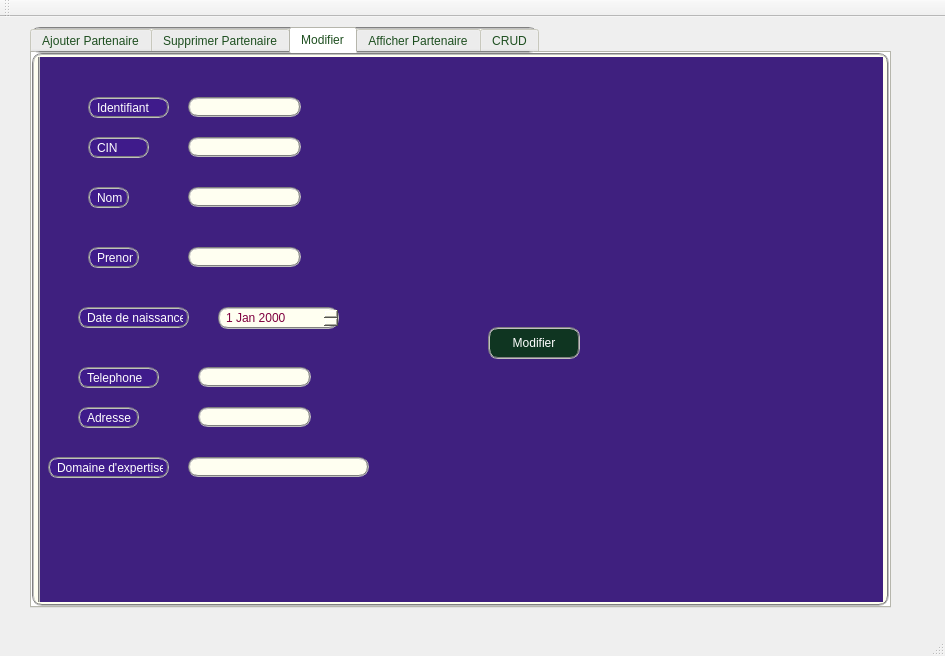
First picture: the form in mainwindow.ui, repository bigpapi111/Smart_event_planner, before the edit.
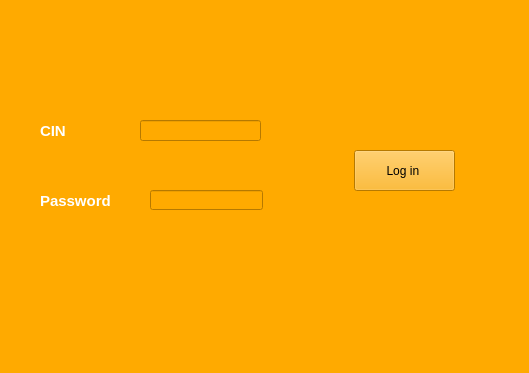
Second picture: the form after the edit. Icons and pictures are not drawn.

```diff
--- a/mainwindow.ui
+++ b/mainwindow.ui
@@ -6,776 +6,97 @@
    <rect>
     <x>0</x>
     <y>0</y>
-    <width>945</width>
-    <height>656</height>
+    <width>529</width>
+    <height>373</height>
    </rect>
   </property>
   <property name="windowTitle">
    <string>Gestion des Clients</string>
   </property>
+  <property name="styleSheet">
+   <string notr="true">background-color: rgb(179, 0, 27);
+background-color: rgb(255, 170, 0);</string>
+  </property>
   <widget class="QWidget" name="centralWidget">
-   <widget class="QTabWidget" name="Tabwighet">
+   <widget class="QPushButton" name="pushButton">
     <property name="geometry">
      <rect>
-      <x>30</x>
-      <y>10</y>
-      <width>861</width>
-      <height>581</height>
+      <x>354</x>
+      <y>150</y>
+      <width>101</width>
+      <height>41</height>
      </rect>
     </property>
+    <property name="text">
+     <string>Log in </string>
+    </property>
+   </widget>
+   <widget class="QLabel" name="label">
+    <property name="geometry">
+     <rect>
+      <x>40</x>
+      <y>120</y>
+      <width>61</width>
+      <height>21</height>
+     </rect>
+    </property>
+    <property name="font">
+     <font>
+      <pointsize>11</pointsize>
+      <weight>75</weight>
+      <bold>true</bold>
+     </font>
+    </property>
     <property name="styleSheet">
-     <string notr="true">color: rgb(85, 170, 127);
-background-color: rgb(47, 41, 125);
-background-color: rgb(20, 70, 29);
-    background-color: yellow;
-border-image: url(:/images/button-hover.png) 16; 
-color: rgb(30, 79, 32);
-    background-color: rgb(255, 255, 241);
-    selection-color: red
-;                                    
-    selection-background-color: rgb(191, 31, 127);
-    border: 2px groove gray;
-    border-radius: 10px;
-    padding: 2px 4px;</string>
+     <string notr="true">color: rgb(255, 255, 255);</string>
     </property>
-    <property name="currentIndex">
-     <number>2</number>
+    <property name="text">
+     <string>CIN</string>
     </property>
-    <widget class="QWidget" name="tab">
-     <attribute name="title">
-      <string>Ajouter Partenaire</string>
-     </attribute>
-     <widget class="QGroupBox" name="groupBox_2">
-      <property name="geometry">
-       <rect>
-        <x>0</x>
-        <y>0</y>
-        <width>861</width>
-        <height>561</height>
-       </rect>
-      </property>
-      <property name="styleSheet">
-       <string notr="true">background-color: rgb(85, 85, 255);
-color: rgb(255, 255, 255);</string>
-      </property>
-      <property name="title">
-       <string>Ajout</string>
-      </property>
-      <widget class="QLabel" name="label_4">
-       <property name="geometry">
-        <rect>
-         <x>20</x>
-         <y>40</y>
-         <width>47</width>
-         <height>14</height>
-        </rect>
-       </property>
-       <property name="styleSheet">
-        <string notr="true">color: rgb(255, 255, 255);</string>
-       </property>
-       <property name="text">
-        <string>Identifiant</string>
-       </property>
-      </widget>
-      <widget class="QLabel" name="label_5">
-       <property name="geometry">
-        <rect>
-         <x>20</x>
-         <y>130</y>
-         <width>47</width>
-         <height>14</height>
-        </rect>
-       </property>
-       <property name="styleSheet">
-        <string notr="true">color: rgb(255, 255, 255);</string>
-       </property>
-       <property name="text">
-        <string>Nom</string>
-       </property>
-      </widget>
-      <widget class="QLabel" name="label_6">
-       <property name="geometry">
-        <rect>
-         <x>20</x>
-         <y>190</y>
-         <width>47</width>
-         <height>14</height>
-        </rect>
-       </property>
-       <property name="styleSheet">
-        <string notr="true">color: rgb(255, 255, 255);</string>
-       </property>
-       <property name="text">
-        <string>Prenom</string>
-       </property>
-      </widget>
-      <widget class="QLineEdit" name="le_id">
-       <property name="geometry">
-        <rect>
-         <x>160</x>
-         <y>40</y>
-         <width>131</width>
-         <height>20</height>
-        </rect>
-       </property>
-       <property name="contextMenuPolicy">
-        <enum>Qt::DefaultContextMenu</enum>
-       </property>
-       <property name="styleSheet">
-        <string notr="true"/>
-       </property>
-      </widget>
-      <widget class="QLineEdit" name="le_nom">
-       <property name="geometry">
-        <rect>
-         <x>160</x>
-         <y>130</y>
-         <width>113</width>
-         <height>20</height>
-        </rect>
-       </property>
-       <property name="contextMenuPolicy">
-        <enum>Qt::DefaultContextMenu</enum>
-       </property>
-       <property name="text">
-        <string/>
-       </property>
-      </widget>
-      <widget class="QLineEdit" name="le_prenom">
-       <property name="geometry">
-        <rect>
-         <x>160</x>
-         <y>190</y>
-         <width>113</width>
-         <height>20</height>
-        </rect>
-       </property>
-      </widget>
-      <widget class="QPushButton" name="pb_ajouter">
-       <property name="geometry">
-        <rect>
-         <x>460</x>
-         <y>210</y>
-         <width>75</width>
-         <height>23</height>
-        </rect>
-       </property>
-       <property name="styleSheet">
-        <string notr="true">color: rgb(0, 170, 0);
-background-color: rgb(255, 255, 255);</string>
-       </property>
-       <property name="text">
-        <string>Ajouter</string>
-       </property>
-      </widget>
-      <widget class="QLineEdit" name="le_cin">
-       <property name="geometry">
-        <rect>
-         <x>160</x>
-         <y>80</y>
-         <width>161</width>
-         <height>20</height>
-        </rect>
-       </property>
-      </widget>
-      <widget class="QLabel" name="label_8">
-       <property name="geometry">
-        <rect>
-         <x>20</x>
-         <y>80</y>
-         <width>47</width>
-         <height>14</height>
-        </rect>
-       </property>
-       <property name="styleSheet">
-        <string notr="true">color: rgb(255, 255, 255);</string>
-       </property>
-       <property name="text">
-        <string>CIN</string>
-       </property>
-      </widget>
-      <widget class="QLabel" name="label_10">
-       <property name="geometry">
-        <rect>
-         <x>20</x>
-         <y>250</y>
-         <width>101</width>
-         <height>16</height>
-        </rect>
-       </property>
-       <property name="styleSheet">
-        <string notr="true">color: rgb(255, 255, 255);</string>
-       </property>
-       <property name="text">
-        <string>Date de naissance</string>
-       </property>
-      </widget>
-      <widget class="QDateEdit" name="le_datnais">
-       <property name="geometry">
-        <rect>
-         <x>160</x>
-         <y>240</y>
-         <width>110</width>
-         <height>22</height>
-        </rect>
-       </property>
-       <property name="styleSheet">
-        <string notr="true">background-color: rgb(0, 170, 0);</string>
-       </property>
-      </widget>
-      <widget class="QLabel" name="label_12">
-       <property name="geometry">
-        <rect>
-         <x>20</x>
-         <y>310</y>
-         <width>101</width>
-         <height>16</height>
-        </rect>
-       </property>
-       <property name="styleSheet">
-        <string notr="true">color: rgb(255, 255, 255);</string>
-       </property>
-       <property name="text">
-        <string>Telephone </string>
-       </property>
-      </widget>
-      <widget class="QLineEdit" name="le_num">
-       <property name="geometry">
-        <rect>
-         <x>160</x>
-         <y>310</y>
-         <width>131</width>
-         <height>20</height>
-        </rect>
-       </property>
-      </widget>
-      <widget class="QLabel" name="label_15">
-       <property name="geometry">
-        <rect>
-         <x>20</x>
-         <y>370</y>
-         <width>101</width>
-         <height>16</height>
-        </rect>
-       </property>
-       <property name="styleSheet">
-        <string notr="true">color: rgb(255, 255, 255);</string>
-       </property>
-       <property name="text">
-        <string>Adresse</string>
-       </property>
-      </widget>
-      <widget class="QLineEdit" name="le_adresse">
-       <property name="geometry">
-        <rect>
-         <x>160</x>
-         <y>370</y>
-         <width>151</width>
-         <height>20</height>
-        </rect>
-       </property>
-      </widget>
-      <widget class="QLabel" name="label_16">
-       <property name="geometry">
-        <rect>
-         <x>20</x>
-         <y>440</y>
-         <width>101</width>
-         <height>16</height>
-        </rect>
-       </property>
-       <property name="styleSheet">
-        <string notr="true">color: rgb(255, 255, 255);</string>
-       </property>
-       <property name="text">
-        <string>Domaine d'expertise</string>
-       </property>
-      </widget>
-      <widget class="QLineEdit" name="le_domaine">
-       <property name="geometry">
-        <rect>
-         <x>160</x>
-         <y>430</y>
-         <width>181</width>
-         <height>20</height>
-        </rect>
-       </property>
-      </widget>
-     </widget>
-    </widget>
-    <widget class="QWidget" name="tab_3">
-     <attribute name="title">
-      <string>Supprimer Partenaire</string>
-     </attribute>
-     <widget class="QLabel" name="label">
-      <property name="geometry">
-       <rect>
-        <x>70</x>
-        <y>70</y>
-        <width>47</width>
-        <height>14</height>
-       </rect>
-      </property>
-      <property name="styleSheet">
-       <string notr="true">color: rgb(255, 255, 255);
-background-color: rgb(85, 85, 255);</string>
-      </property>
-      <property name="text">
-       <string>Identifiant</string>
-      </property>
-     </widget>
-     <widget class="QLineEdit" name="le_id_supp">
-      <property name="geometry">
-       <rect>
-        <x>160</x>
-        <y>70</y>
-        <width>113</width>
-        <height>20</height>
-       </rect>
-      </property>
-      <property name="styleSheet">
-       <string notr="true">background-color: rgb(85, 85, 255);</string>
-      </property>
-     </widget>
-     <widget class="QPushButton" name="pb_supprimer">
-      <property name="geometry">
-       <rect>
-        <x>180</x>
-        <y>150</y>
-        <width>91</width>
-        <height>31</height>
-       </rect>
-      </property>
-      <property name="styleSheet">
-       <string notr="true">color: rgb(0, 170, 0);
-background-color: rgb(255, 255, 255);</string>
-      </property>
-      <property name="text">
-       <string>supprimer</string>
-      </property>
-     </widget>
-     <widget class="QGroupBox" name="groupBox">
-      <property name="geometry">
-       <rect>
-        <x>0</x>
-        <y>0</y>
-        <width>861</width>
-        <height>561</height>
-       </rect>
-      </property>
-      <property name="styleSheet">
-       <string notr="true">background-color: rgb(85, 85, 255);
-color: rgb(255, 255, 255);
-
-
-</string>
-      </property>
-      <property name="title">
-       <string>GroupBox</string>
-      </property>
-     </widget>
-     <zorder>groupBox</zorder>
-     <zorder>label</zorder>
-     <zorder>le_id_supp</zorder>
-     <zorder>pb_supprimer</zorder>
-    </widget>
-    <widget class="QWidget" name="tab_4">
-     <attribute name="title">
-      <string>Modifier</string>
-     </attribute>
-     <widget class="QLabel" name="label_2">
-      <property name="geometry">
-       <rect>
-        <x>50</x>
-        <y>40</y>
-        <width>81</width>
-        <height>21</height>
-       </rect>
-      </property>
-      <property name="styleSheet">
-       <string notr="true">color: rgb(255, 255, 255);
-background-color: rgb(63, 27, 139);</string>
-      </property>
-      <property name="text">
-       <string>Identifiant </string>
-      </property>
-     </widget>
-     <widget class="QLabel" name="label_3">
-      <property name="geometry">
-       <rect>
-        <x>50</x>
-        <y>130</y>
-        <width>41</width>
-        <height>21</height>
-       </rect>
-      </property>
-      <property name="styleSheet">
-       <string notr="true">color: rgb(255, 255, 255);
-background-color: rgb(63, 27, 139);</string>
-      </property>
-      <property name="text">
-       <string>Nom</string>
-      </property>
-     </widget>
-     <widget class="QLabel" name="label_7">
-      <property name="geometry">
-       <rect>
-        <x>50</x>
-        <y>190</y>
-        <width>51</width>
-        <height>21</height>
-       </rect>
-      </property>
-      <property name="styleSheet">
-       <string notr="true">color: rgb(255, 255, 255);
-background-color: rgb(63, 27, 139);</string>
-      </property>
-      <property name="text">
-       <string>Prenom</string>
-      </property>
-     </widget>
-     <widget class="QLineEdit" name="le_id_modif">
-      <property name="geometry">
-       <rect>
-        <x>150</x>
-        <y>40</y>
-        <width>113</width>
-        <height>20</height>
-       </rect>
-      </property>
-      <property name="styleSheet">
-       <string notr="true">color: #050505;
-background-color: rgb(20, 70, 29);
-    background-color: yellow;
-border-image: url(:/images/button-hover.png) 16; 
-color: rgb(127, 0, 63);
-    background-color: rgb(255, 255, 241);
-    selection-color: red
-;                                    
-    selection-background-color: rgb(191, 31, 127);
-    border: 2px groove gray;
-    border-radius: 10px;
-    padding: 2px 4px;</string>
-      </property>
-     </widget>
-     <widget class="QLineEdit" name="le_nom_modif">
-      <property name="geometry">
-       <rect>
-        <x>150</x>
-        <y>130</y>
-        <width>113</width>
-        <height>20</height>
-       </rect>
-      </property>
-      <property name="styleSheet">
-       <string notr="true">color: rgb(127, 0, 63);
-    background-color: rgb(255, 255, 241);
-    selection-color: white;                                    
-    selection-background-color: rgb(191, 31, 127);
-    border: 2px groove gray;
-    border-radius: 10px;
-    padding: 2px 4px;</string>
-      </property>
-     </widget>
-     <widget class="QLineEdit" name="le_prenom_modif">
-      <property name="geometry">
-       <rect>
-        <x>150</x>
-        <y>190</y>
-        <width>113</width>
-        <height>20</height>
-       </rect>
-      </property>
-      <property name="styleSheet">
-       <string notr="true">color: rgb(127, 0, 63);
-    background-color: rgb(255, 255, 241);
-    selection-color: white;                                    
-    selection-background-color: rgb(191, 31, 127);
-    border: 2px groove gray;
-    border-radius: 10px;
-    padding: 2px 4px;</string>
-      </property>
-     </widget>
-     <widget class="QPushButton" name="pb_modifier">
-      <property name="geometry">
-       <rect>
-        <x>450</x>
-        <y>270</y>
-        <width>92</width>
-        <height>32</height>
-       </rect>
-      </property>
-      <property name="styleSheet">
-       <string notr="true">
-
-color: rgb(255, 255, 255);
-background-color: rgb(26, 57, 40);
-    background-color: rgb(15, 53, 33);
-    selection-color: white;                                    
-    selection-background-color: rgb(191, 31, 127);
-    border: 2px groove gray;
-    border-radius: 10px;
-    padding: 2px 4px;</string>
-      </property>
-      <property name="text">
-       <string>Modifier</string>
-      </property>
-     </widget>
-     <widget class="QLabel" name="label_9">
-      <property name="geometry">
-       <rect>
-        <x>50</x>
-        <y>80</y>
-        <width>61</width>
-        <height>21</height>
-       </rect>
-      </property>
-      <property name="styleSheet">
-       <string notr="true">color: rgb(255, 255, 255);
-background-color: rgb(63, 27, 139);</string>
-      </property>
-      <property name="text">
-       <string>CIN</string>
-      </property>
-     </widget>
-     <widget class="QLineEdit" name="le_cin_modif">
-      <property name="geometry">
-       <rect>
-        <x>150</x>
-        <y>80</y>
-        <width>113</width>
-        <height>20</height>
-       </rect>
-      </property>
-      <property name="styleSheet">
-       <string notr="true">color: rgb(127, 0, 63);
-    background-color: rgb(255, 255, 241);
-    selection-color: white;                                    
-    selection-background-color: rgb(191, 31, 127);
-    border: 2px groove gray;
-    border-radius: 10px;
-    padding: 2px 4px;</string>
-      </property>
-     </widget>
-     <widget class="QDateEdit" name="le_datnaismodif">
-      <property name="geometry">
-       <rect>
-        <x>180</x>
-        <y>250</y>
-        <width>121</width>
-        <height>22</height>
-       </rect>
-      </property>
-      <property name="styleSheet">
-       <string notr="true">color: rgb(127, 0, 63);
-    background-color: rgb(255, 255, 241);
-    selection-color: white;                                    
-    selection-background-color: rgb(191, 31, 127);
-    border: 2px groove gray;
-    border-radius: 10px;
-    padding: 2px 4px;</string>
-      </property>
-     </widget>
-     <widget class="QLabel" name="label_13">
-      <property name="geometry">
-       <rect>
-        <x>40</x>
-        <y>310</y>
-        <width>81</width>
-        <height>21</height>
-       </rect>
-      </property>
-      <property name="styleSheet">
-       <string notr="true">color: rgb(255, 255, 255);
-background-color: rgb(63, 27, 139);</string>
-      </property>
-      <property name="text">
-       <string>Telephone</string>
-      </property>
-     </widget>
-     <widget class="QGroupBox" name="groupBox_3">
-      <property name="geometry">
-       <rect>
-        <x>0</x>
-        <y>-20</y>
-        <width>861</width>
-        <height>591</height>
-       </rect>
-      </property>
-      <property name="styleSheet">
-       <string notr="true">
-
-
-background-color: rgb(63, 32, 127);</string>
-      </property>
-      <property name="title">
-       <string>GroupBox</string>
-      </property>
-      <widget class="QLabel" name="label_25">
-       <property name="geometry">
-        <rect>
-         <x>10</x>
-         <y>420</y>
-         <width>121</width>
-         <height>21</height>
-        </rect>
-       </property>
-       <property name="styleSheet">
-        <string notr="true">color: rgb(255, 255, 255);
-background-color: rgb(63, 27, 139);</string>
-       </property>
-       <property name="text">
-        <string>Domaine d'expertise</string>
-       </property>
-      </widget>
-      <widget class="QLineEdit" name="le_domainemodif">
-       <property name="geometry">
-        <rect>
-         <x>150</x>
-         <y>420</y>
-         <width>181</width>
-         <height>20</height>
-        </rect>
-       </property>
-       <property name="styleSheet">
-        <string notr="true">color: rgb(127, 0, 63);
-    background-color: rgb(255, 255, 241);
-    selection-color: white;                                    
-    selection-background-color: rgb(191, 31, 127);
-    border: 2px groove gray;
-    border-radius: 10px;
-    padding: 2px 4px;</string>
-       </property>
-      </widget>
-      <widget class="QLineEdit" name="le_adressemodif">
-       <property name="geometry">
-        <rect>
-         <x>160</x>
-         <y>370</y>
-         <width>113</width>
-         <height>20</height>
-        </rect>
-       </property>
-       <property name="styleSheet">
-        <string notr="true">color: rgb(127, 0, 63);
-    background-color: rgb(255, 255, 241);
-    selection-color: white;                                    
-    selection-background-color: rgb(191, 31, 127);
-    border: 2px groove gray;
-    border-radius: 10px;
-    padding: 2px 4px;</string>
-       </property>
-      </widget>
-      <widget class="QLabel" name="label_14">
-       <property name="geometry">
-        <rect>
-         <x>40</x>
-         <y>370</y>
-         <width>61</width>
-         <height>21</height>
-        </rect>
-       </property>
-       <property name="styleSheet">
-        <string notr="true">color: rgb(255, 255, 255);
-background-color: rgb(63, 27, 139);</string>
-       </property>
-       <property name="text">
-        <string>Adresse</string>
-       </property>
-      </widget>
-      <widget class="QLabel" name="label_11">
-       <property name="geometry">
-        <rect>
-         <x>40</x>
-         <y>270</y>
-         <width>111</width>
-         <height>21</height>
-        </rect>
-       </property>
-       <property name="styleSheet">
-        <string notr="true">color: rgb(255, 255, 255);
-background-color: rgb(63, 27, 139);</string>
-       </property>
-       <property name="text">
-        <string>Date de naissance</string>
-       </property>
-      </widget>
-      <widget class="QLineEdit" name="le_nummodif">
-       <property name="geometry">
-        <rect>
-         <x>160</x>
-         <y>330</y>
-         <width>113</width>
-         <height>20</height>
-        </rect>
-       </property>
-       <property name="styleSheet">
-        <string notr="true">color: rgb(127, 0, 63);
-    background-color: rgb(255, 255, 241);
-    selection-color: white;                                    
-    selection-background-color: rgb(191, 31, 127);
-    border: 2px groove gray;
-    border-radius: 10px;
-    padding: 2px 4px;</string>
-       </property>
-      </widget>
-     </widget>
-     <zorder>groupBox_3</zorder>
-     <zorder>label_2</zorder>
-     <zorder>label_3</zorder>
-     <zorder>label_7</zorder>
-     <zorder>le_id_modif</zorder>
-     <zorder>le_nom_modif</zorder>
-     <zorder>le_prenom_modif</zorder>
-     <zorder>pb_modifier</zorder>
-     <zorder>label_9</zorder>
-     <zorder>le_cin_modif</zorder>
-     <zorder>le_datnaismodif</zorder>
-     <zorder>label_13</zorder>
-    </widget>
-    <widget class="QWidget" name="tab_2">
-     <attribute name="title">
-      <string>Afficher Partenaire</string>
-     </attribute>
-     <widget class="QTableView" name="tab_partenaire">
-      <property name="geometry">
-       <rect>
-        <x>0</x>
-        <y>0</y>
-        <width>861</width>
-        <height>561</height>
-       </rect>
-      </property>
-      <property name="styleSheet">
-       <string notr="true">background-color: rgb(85, 85, 255);
-color: rgb(0, 0, 0);</string>
-      </property>
-     </widget>
-    </widget>
-    <widget class="QWidget" name="tab_5">
-     <attribute name="title">
-      <string>CRUD</string>
-     </attribute>
-    </widget>
    </widget>
-  </widget>
-  <widget class="QMenuBar" name="menuBar">
-   <property name="geometry">
-    <rect>
-     <x>0</x>
-     <y>0</y>
-     <width>945</width>
-     <height>22</height>
-    </rect>
-   </property>
-  </widget>
-  <widget class="QToolBar" name="mainToolBar">
-   <attribute name="toolBarArea">
-    <enum>TopToolBarArea</enum>
-   </attribute>
-   <attribute name="toolBarBreak">
-    <bool>false</bool>
-   </attribute>
+   <widget class="QLabel" name="label_2">
+    <property name="geometry">
+     <rect>
+      <x>40</x>
+      <y>190</y>
+      <width>91</width>
+      <height>21</height>
+     </rect>
+    </property>
+    <property name="font">
+     <font>
+      <pointsize>11</pointsize>
+      <weight>75</weight>
+      <bold>true</bold>
+     </font>
+    </property>
+    <property name="styleSheet">
+     <string notr="true">color: rgb(255, 255, 255);</string>
+    </property>
+    <property name="text">
+     <string>Password</string>
+    </property>
+   </widget>
+   <widget class="QLineEdit" name="lineEdit">
+    <property name="geometry">
+     <rect>
+      <x>150</x>
+      <y>190</y>
+      <width>113</width>
+      <height>20</height>
+     </rect>
+    </property>
+   </widget>
+   <widget class="QLineEdit" name="lineEdit_CINLOG">
+    <property name="geometry">
+     <rect>
+      <x>140</x>
+      <y>120</y>
+      <width>121</width>
+      <height>21</height>
+     </rect>
+    </property>
+   </widget>
   </widget>
   <widget class="QStatusBar" name="statusBar"/>
  </widget>
```
